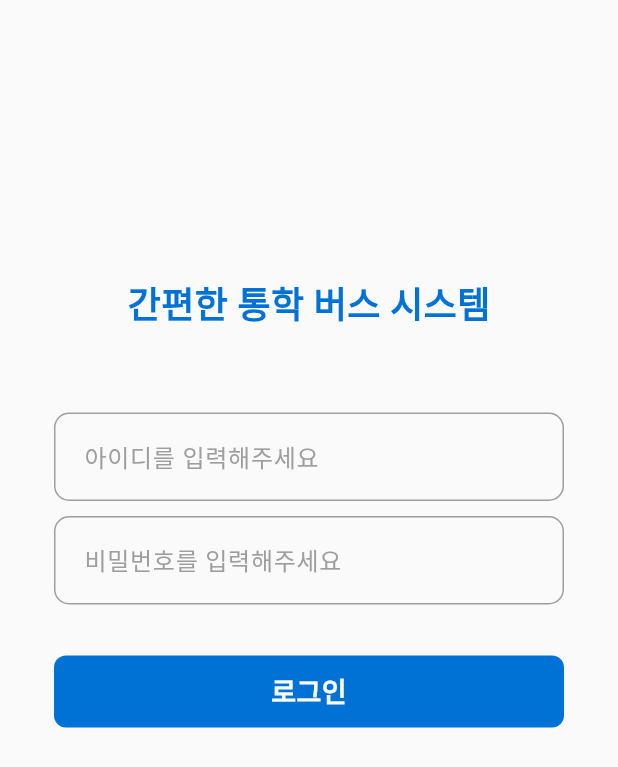
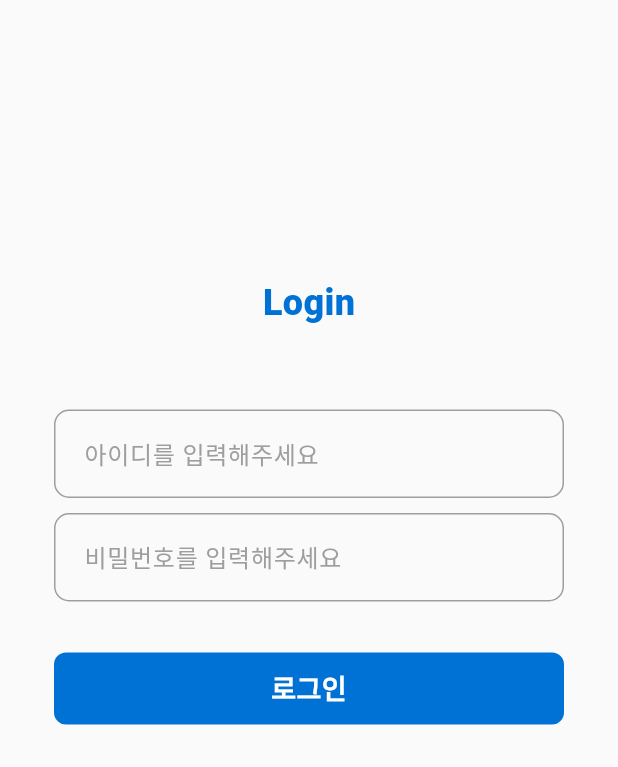
Before and after one commit to hoonk0/english_quiz, a Flutter app: the screen it shows after launch, on a phone screen of 412 x 824 dp. Shown: the top 767 px of the screen. Run offline on Flutter 3.47's test engine with Material 3 defaults, Android fonts, the phone set to English and light mode, and no system bars; our stand-ins replace font_awesome_flutter, logger, sizer; Roboto replaces fonts that are missing (Pretendard); project files that could hold a hidden picture were left out.

Commit message:
테스트

```diff
--- a/lib/ui/route/route_login.dart
+++ b/lib/ui/route/route_login.dart
@@ -45,7 +45,7 @@ class _RouteLoginState extends State<RouteLogin> {
 
                   Gaps.v40,
                   Text(
-                    '간편한 통학 버스 시스템',
+                    'Login',
                     style: TS.s24w800(colorBlue500),
                   ),
                   Gaps.v54,
```
